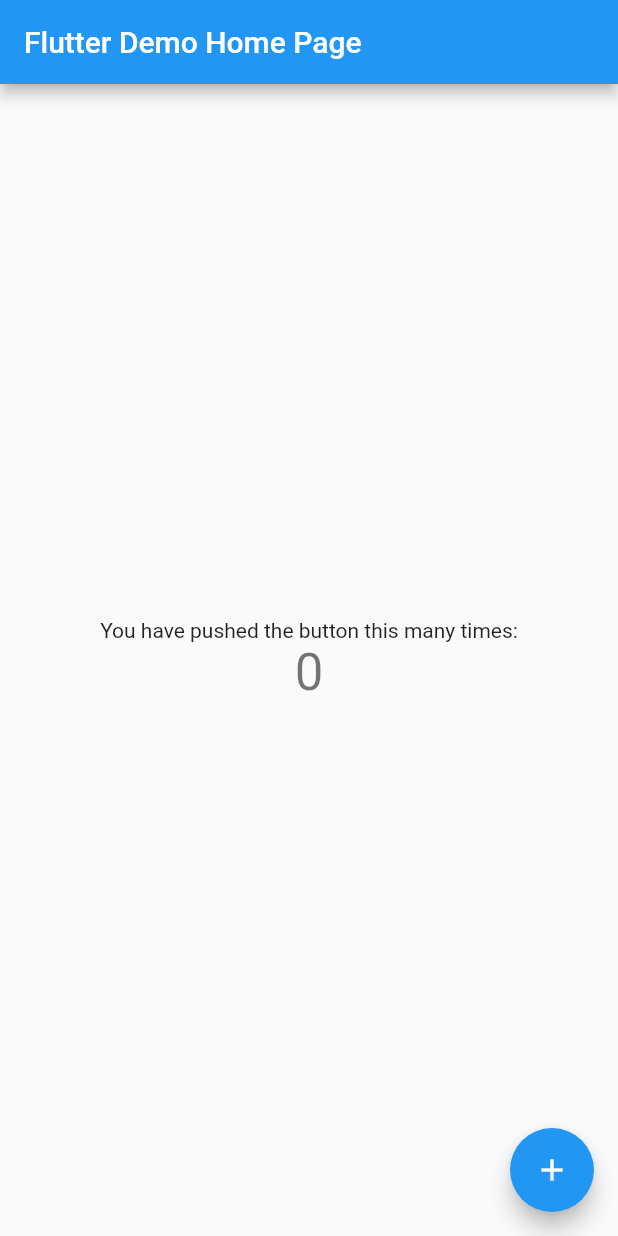
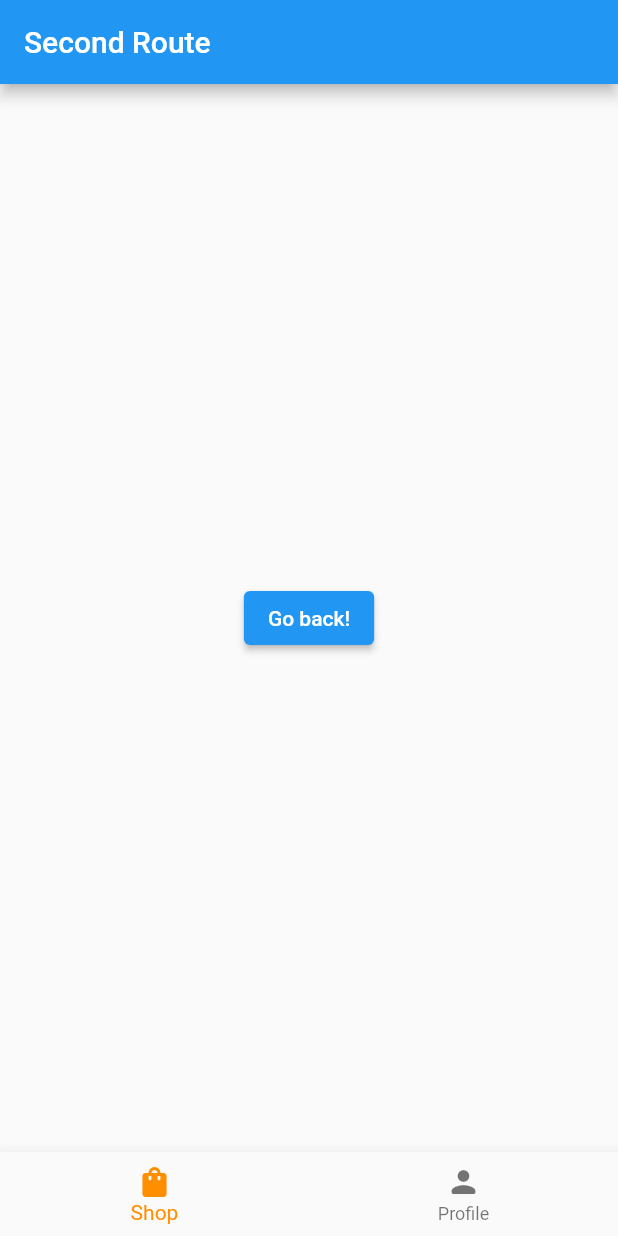
Before and after one commit to john-nhoj/junction-2021-marimekko-challenge, a Flutter app: the screen it shows after launch, on a phone screen of 412 x 824 dp. Run offline on Flutter 3.47's test engine with Material 2 defaults, Android fonts, the phone set to English and light mode, and no system bars.

Commit message:
Add navigation and an initial profile page

```diff
--- /dev/null
+++ b/lib/home.dart
@@ -0,0 +1,22 @@
+import 'package:flutter/material.dart';
+
+class Home extends StatelessWidget {
+  const Home({Key? key}) : super(key: key);
+
+  @override
+  Widget build(BuildContext context) {
+    return Scaffold(
+      appBar: AppBar(
+        title: Text("Second Route"),
+      ),
+      body: Center(
+        child: ElevatedButton(
+          onPressed: () {
+            // Navigate back to first route when tapped.
+          },
+          child: Text('Go back!'),
+        ),
+      ),
+    );
+  }
+}
--- a/lib/main.dart
+++ b/lib/main.dart
@@ -1,4 +1,7 @@
 import 'package:flutter/material.dart';
+
+import 'home.dart';
+import 'profile.dart';
 
 void main() {
   runApp(const MyApp());
@@ -6,110 +9,133 @@ void main() {
 
 class MyApp extends StatelessWidget {
   const MyApp({Key? key}) : super(key: key);
-
-  // This widget is the root of your application.
   @override
   Widget build(BuildContext context) {
-    return MaterialApp(
-      title: 'Flutter Demo',
-      theme: ThemeData(
-        // This is the theme of your application.
-        //
-        // Try running your application with "flutter run". You'll see the
-        // application has a blue toolbar. Then, without quitting the app, try
-        // changing the primarySwatch below to Colors.green and then invoke
-        // "hot reload" (press "r" in the console where you ran "flutter run",
-        // or simply save your changes to "hot reload" in a Flutter IDE).
-        // Notice that the counter didn't reset back to zero; the application
-        // is not restarted.
-        primarySwatch: Colors.blue,
-      ),
-      home: const MyHomePage(title: 'Flutter Demo Home Page'),
+    return const MaterialApp(
+      home: MyStatefulWidget(),
     );
   }
 }
 
-class MyHomePage extends StatefulWidget {
-  const MyHomePage({Key? key, required this.title}) : super(key: key);
-
-  // This widget is the home page of your application. It is stateful, meaning
-  // that it has a State object (defined below) that contains fields that affect
-  // how it looks.
-
-  // This class is the configuration for the state. It holds the values (in this
-  // case the title) provided by the parent (in this case the App widget) and
-  // used by the build method of the State. Fields in a Widget subclass are
-  // always marked "final".
-
-  final String title;
+class MyStatefulWidget extends StatefulWidget {
+  const MyStatefulWidget({Key? key}) : super(key: key);
 
   @override
-  State<MyHomePage> createState() => _MyHomePageState();
+  State<MyStatefulWidget> createState() => _MyStatefulWidgetState();
 }
 
-class _MyHomePageState extends State<MyHomePage> {
-  int _counter = 0;
-
-  void _incrementCounter() {
+class _MyStatefulWidgetState extends State<MyStatefulWidget> {
+  int _selectedIndex = 0;
+  static const List<Widget> _widgetOptions = <Widget>[
+    Home(),
+    Profile()
+  ];
+  void _onItemTapped(int index) {
     setState(() {
-      // This call to setState tells the Flutter framework that something has
-      // changed in this State, which causes it to rerun the build method below
-      // so that the display can reflect the updated values. If we changed
-      // _counter without calling setState(), then the build method would not be
-      // called again, and so nothing would appear to happen.
-      _counter++;
+      _selectedIndex = index;
     });
   }
 
   @override
   Widget build(BuildContext context) {
-    // This method is rerun every time setState is called, for instance as done
-    // by the _incrementCounter method above.
-    //
-    // The Flutter framework has been optimized to make rerunning build methods
-    // fast, so that you can just rebuild anything that needs updating rather
-    // than having to individually change instances of widgets.
     return Scaffold(
-      appBar: AppBar(
-        // Here we take the value from the MyHomePage object that was created by
-        // the App.build method, and use it to set our appbar title.
-        title: Text(widget.title),
+      body: Center(
+        child: _widgetOptions.elementAt(_selectedIndex),
       ),
-      body: Center(
-        // Center is a layout widget. It takes a single child and positions it
-        // in the middle of the parent.
-        child: Column(
-          // Column is also a layout widget. It takes a list of children and
-          // arranges them vertically. By default, it sizes itself to fit its
-          // children horizontally, and tries to be as tall as its parent.
-          //
-          // Invoke "debug painting" (press "p" in the console, choose the
-          // "Toggle Debug Paint" action from the Flutter Inspector in Android
-          // Studio, or the "Toggle Debug Paint" command in Visual Studio Code)
-          // to see the wireframe for each widget.
-          //
-          // Column has various properties to control how it sizes itself and
-          // how it positions its children. Here we use mainAxisAlignment to
-          // center the children vertically; the main axis here is the vertical
-          // axis because Columns are vertical (the cross axis would be
-          // horizontal).
-          mainAxisAlignment: MainAxisAlignment.center,
-          children: <Widget>[
-            const Text(
-              'You have pushed the button this many times:',
-            ),
-            Text(
-              '$_counter',
-              style: Theme.of(context).textTheme.headline4,
-            ),
-          ],
-        ),
+      bottomNavigationBar: BottomNavigationBar(
+        items: const [
+          BottomNavigationBarItem(icon: Icon(Icons.shopping_bag), label: "Shop"),
+          BottomNavigationBarItem(icon: Icon(Icons.person_rounded), label: "Profile")
+        ],
+        currentIndex: _selectedIndex,
+        selectedItemColor: Colors.amber[800],
+        onTap: _onItemTapped,
       ),
-      floatingActionButton: FloatingActionButton(
-        onPressed: _incrementCounter,
-        tooltip: 'Increment',
-        child: const Icon(Icons.add),
-      ), // This trailing comma makes auto-formatting nicer for build methods.
     );
   }
 }
+
+// class MyHomePage extends StatefulWidget {
+//   const MyHomePage({Key? key, required this.title}) : super(key: key);
+//
+//   // This widget is the home page of your application. It is stateful, meaning
+//   // that it has a State object (defined below) that contains fields that affect
+//   // how it looks.
+//
+//   // This class is the configuration for the state. It holds the values (in this
+//   // case the title) provided by the parent (in this case the App widget) and
+//   // used by the build method of the State. Fields in a Widget subclass are
+//   // always marked "final".
+//
+//   final String title;
+//
+//   @override
+//   State<MyHomePage> createState() => _MyHomePageState();
+// }
+
+// class _MyHomePageState extends State<MyHomePage> {
+//   int _counter = 0;
+//
+//   void _incrementCounter() {
+//     setState(() {
+//       // This call to setState tells the Flutter framework that something has
+//       // changed in this State, which causes it to rerun the build method below
+//       // so that the display can reflect the updated values. If we changed
+//       // _counter without calling setState(), then the build method would not be
+//       // called again, and so nothing would appear to happen.
+//       _counter++;
+//     });
+//   }
+//
+//   @override
+//   Widget build(BuildContext context) {
+//     // This method is rerun every time setState is called, for instance as done
+//     // by the _incrementCounter method above.
+//     //
+//     // The Flutter framework has been optimized to make rerunning build methods
+//     // fast, so that you can just rebuild anything that needs updating rather
+//     // than having to individually change instances of widgets.
+//     return Scaffold(
+//       appBar: AppBar(
+//         // Here we take the value from the MyHomePage object that was created by
+//         // the App.build method, and use it to set our appbar title.
+//         title: Text(widget.title),
+//       ),
+//       body: Center(
+//         // Center is a layout widget. It takes a single child and positions it
+//         // in the middle of the parent.
+//         child: Column(
+//           // Column is also a layout widget. It takes a list of children and
+//           // arranges them vertically. By default, it sizes itself to fit its
+//           // children horizontally, and tries to be as tall as its parent.
+//           //
+//           // Invoke "debug painting" (press "p" in the console, choose the
+//           // "Toggle Debug Paint" action from the Flutter Inspector in Android
+//           // Studio, or the "Toggle Debug Paint" command in Visual Studio Code)
+//           // to see the wireframe for each widget.
+//           //
+//           // Column has various properties to control how it sizes itself and
+//           // how it positions its children. Here we use mainAxisAlignment to
+//           // center the children vertically; the main axis here is the vertical
+//           // axis because Columns are vertical (the cross axis would be
+//           // horizontal).
+//           mainAxisAlignment: MainAxisAlignment.center,
+//           children: <Widget>[
+//             const Text(
+//               'You have pushed the button this many times:',
+//             ),
+//             Text(
+//               '$_counter',
+//               style: Theme.of(context).textTheme.headline4,
+//             ),
+//           ],
+//         ),
+//       ),
+//       floatingActionButton: FloatingActionButton(
+//         onPressed: _incrementCounter,
+//         tooltip: 'Increment',
+//         child: const Icon(Icons.add),
+//       ), // This trailing comma makes auto-formatting nicer for build methods.
+//     );
+//   }
+// }
```
Also changed, not shown: lib/profile.dart (added, +47 -0 lines).
